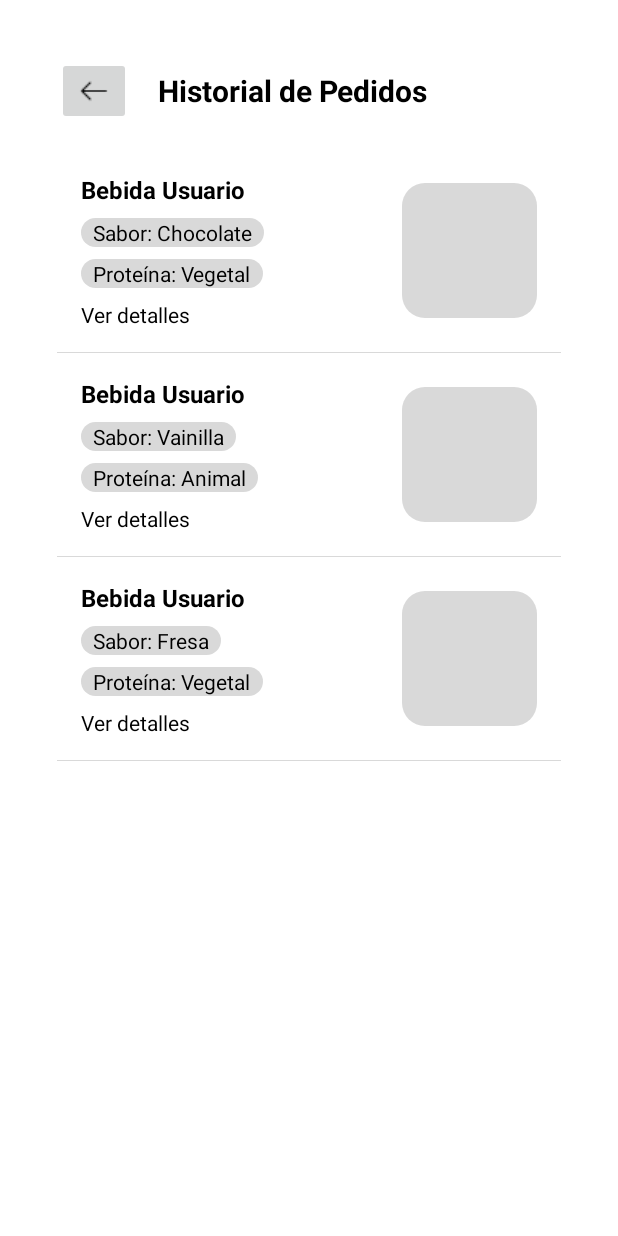
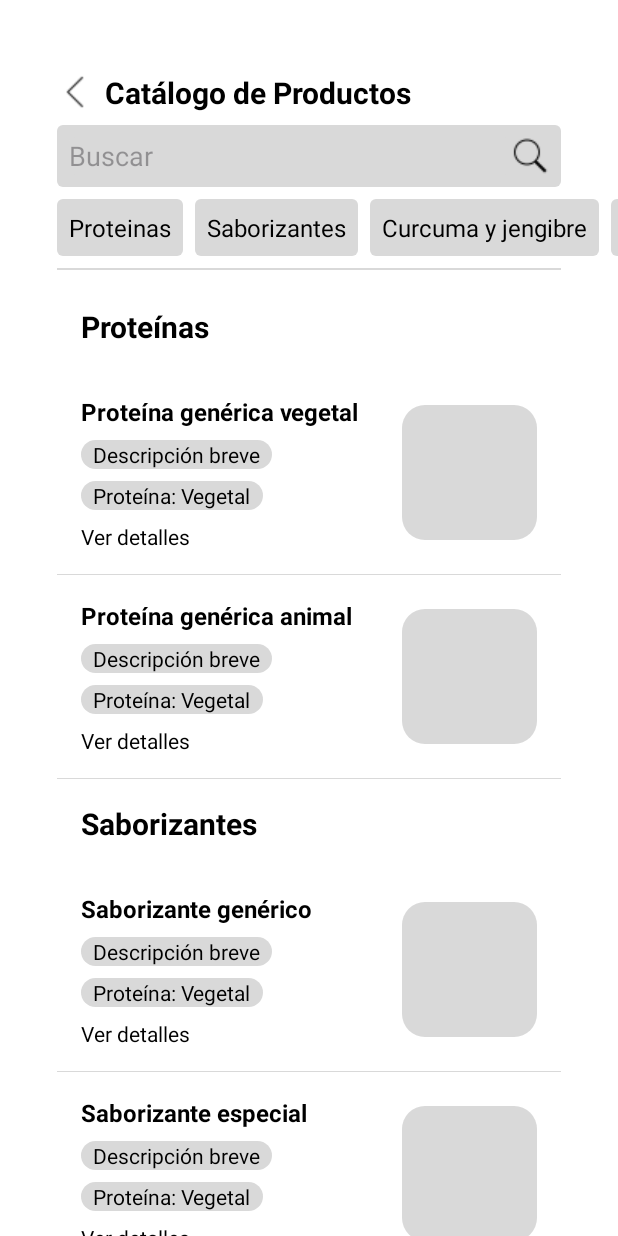
Before and after one commit to saltylettuce700/BoostUp-Celular, an Android app: the screen it shows after launch (historial_activity before the commit, catalogo_producto_activity after it), on a phone screen of 412 x 824 dp. Run offline under Robolectric (Android 15) with nearby library versions, the phone set to English and light mode, and no system bars.

Commit message:
XML catalogo de productos

```diff
--- a/app/build.gradle.kts
+++ b/app/build.gradle.kts
@@ -1,5 +1,6 @@
 plugins {
     alias(libs.plugins.android.application)
+
 }
 
 android {
--- /dev/null
+++ b/app/src/main/java/com/example/user/Activity/catalogo_producto_activity.java
@@ -0,0 +1,128 @@
+package com.example.user.Activity;
+
+import android.os.Bundle;
+import android.view.View;
+import android.widget.HorizontalScrollView;
+import android.widget.LinearLayout;
+import android.widget.TextView;
+
+import androidx.activity.EdgeToEdge;
+import androidx.appcompat.app.AppCompatActivity;
+import androidx.core.graphics.Insets;
+import androidx.core.view.ViewCompat;
+import androidx.core.view.WindowInsetsCompat;
+import androidx.recyclerview.widget.LinearLayoutManager;
+import androidx.recyclerview.widget.RecyclerView;
+
+import com.example.user.Adapter.CatalogAdapter;
+import com.example.user.POJO.CatalogItem;
+import com.example.user.R;
+
+import java.util.ArrayList;
+import java.util.List;
+
+public class catalogo_producto_activity extends AppCompatActivity {
+
+    private RecyclerView recyclerView;
+    private CatalogAdapter adapter;
+    private List<CatalogItem> catalogItems;
+
+    @Override
+    protected void onCreate(Bundle savedInstanceState) {
+        super.onCreate(savedInstanceState);
+        EdgeToEdge.enable(this);
+        setContentView(R.layout.activity_catalogo_producto);
+        ViewCompat.setOnApplyWindowInsetsListener(findViewById(R.id.main), (v, insets) -> {
+            Insets systemBars = insets.getInsets(WindowInsetsCompat.Type.systemBars());
+            v.setPadding(systemBars.left, systemBars.top, systemBars.right, systemBars.bottom);
+            return insets;
+        });
+
+        HorizontalScrollView horizontalScrollView = findViewById(R.id.scroll_opciones);
+        LinearLayout linearLayoutFilter = findViewById(R.id.linearLayoutFilter);
+
+        recyclerView = findViewById(R.id.recyclerViewCatalog);
+        recyclerView.setLayoutManager(new LinearLayoutManager(this));
+
+        // SIMUALCION
+        catalogItems = obtenerProductosSimulados();
+
+        // Configura el adaptador
+        adapter = new CatalogAdapter(this, catalogItems);
+        recyclerView.setAdapter(adapter);
+
+        horizontalScrollView.setOnScrollChangeListener(new View.OnScrollChangeListener() {
+            @Override
+            public void onScrollChange(View v, int scrollX, int scrollY, int oldScrollX, int oldScrollY) {
+                int childWidth = linearLayoutFilter.getMeasuredWidth();
+                int scrollViewWidth = horizontalScrollView.getMeasuredWidth();
+
+                if (scrollX == 0) {
+                    // Si está en el inicio, aplicar padding izquierdo menuda mamamda
+                    horizontalScrollView.setPadding(64, 0, 0, 0);
+                } else if (scrollX + scrollViewWidth >= childWidth) {
+                    // Si está al final, aplicar padding derecho
+                    horizontalScrollView.setPadding(0, 0, 54, 0);
+                } else {
+                    // Mientras se desplaza, quitar padding adicional
+                    horizontalScrollView.setPadding(0, 0, 0, 0);
+                }
+            }
+        });
+
+        // Variable para almacenar el botón seleccionado (si lo hay)
+        final TextView[] selectedButton = {null};
+
+        for (int i = 0; i < linearLayoutFilter.getChildCount(); i++) {
+            View child = linearLayoutFilter.getChildAt(i);
+            if (child instanceof TextView) {
+                TextView button = (TextView) child;
+
+
+                button.setOnClickListener(v -> {
+                    if (button.isSelected()) {
+                        // Situación 1: El botón ya está activo, lo desactiva
+                        button.setSelected(false);
+                        button.setBackgroundResource(R.drawable.et_holder_gray_rectangle); // Fondo desactivado
+                        button.setTextColor(getResources().getColor(R.color.black));
+                        selectedButton[0] = null; // Ningún botón está seleccionado
+                    } else {
+                        // Situación 2: Activar el botón clickeaado y desactivar el anterior
+                        if (selectedButton[0] != null) {
+                            // Desactiva el botón anteriormente seleccionado
+                            selectedButton[0].setSelected(false);
+                            selectedButton[0].setBackgroundResource(R.drawable.et_holder_gray_rectangle);
+                            selectedButton[0].setTextColor(getResources().getColor(R.color.black));
+                        }
+
+                        // Activa el botón actual
+                        button.setSelected(true);
+                        button.setBackgroundResource(R.drawable.et_holder_selected_rectangle); // Fondo activado
+                        selectedButton[0] = button; // Actualiza el botón seleccionado
+                    }
+                });
+            }
+        }
+    }
+
+    private List<CatalogItem> obtenerProductosSimulados() {
+        List<CatalogItem> items = new ArrayList<>();
+
+        // Categoría: Proteínas
+        items.add(new CatalogItem(CatalogItem.TYPE_CATEGORY, "Proteínas", null));
+        items.add(new CatalogItem(CatalogItem.TYPE_PRODUCT, "Proteína genérica vegetal", "Descripción breve"));
+        items.add(new CatalogItem(CatalogItem.TYPE_PRODUCT, "Proteína genérica animal", "Descripción breve"));
+
+        // Categoría: Saborizantes
+        items.add(new CatalogItem(CatalogItem.TYPE_CATEGORY, "Saborizantes", null));
+        items.add(new CatalogItem(CatalogItem.TYPE_PRODUCT, "Saborizante genérico", "Descripción breve"));
+        items.add(new CatalogItem(CatalogItem.TYPE_PRODUCT, "Saborizante especial", "Descripción breve"));
+
+        // Categoría: Cúrcuma y Jengibre
+        items.add(new CatalogItem(CatalogItem.TYPE_CATEGORY, "Cúrcuma y Jengibre", null));
+        items.add(new CatalogItem(CatalogItem.TYPE_PRODUCT, "Cúrcuma genérica", "Descripción breve"));
+        items.add(new CatalogItem(CatalogItem.TYPE_PRODUCT, "Jengibre genérico", "Descripción breve"));
+
+        return items;
+    }
+}
--- /dev/null
+++ b/app/src/main/java/com/example/user/Adapter/CatalogAdapter.java
@@ -0,0 +1,85 @@
+package com.example.user.Adapter;
+
+import android.content.Context;
+import android.view.LayoutInflater;
+import android.view.View;
+import android.view.ViewGroup;
+import android.widget.ImageView;
+import android.widget.TextView;
+
+import androidx.annotation.NonNull;
+import androidx.recyclerview.widget.RecyclerView;
+
+import com.example.user.POJO.CatalogItem;
+import com.example.user.R;
+
+import java.util.List;
+
+
+public class CatalogAdapter extends RecyclerView.Adapter<RecyclerView.ViewHolder>{
+
+    private Context context;
+    private List<CatalogItem> items;
+
+    public CatalogAdapter(Context context, List<CatalogItem> items) {
+        this.context = context;
+        this.items = items;
+    }
+
+    public int getItemViewType(int position) {
+        return items.get(position).getType();
+    }
+
+    @NonNull
+    @Override
+    public RecyclerView.ViewHolder onCreateViewHolder(@NonNull ViewGroup parent, int viewType) {
+        if (viewType == CatalogItem.TYPE_CATEGORY) {
+            View view = LayoutInflater.from(context).inflate(R.layout.item_category_header, parent, false);
+            return new CategoryViewHolder(view);
+        } else {
+            View view = LayoutInflater.from(context).inflate(R.layout.item_producto, parent, false);
+            return new ProductViewHolder(view);
+        }
+    }
+
+    @Override
+    public void onBindViewHolder(@NonNull RecyclerView.ViewHolder holder, int position) {
+        CatalogItem item = items.get(position);
+
+        if (holder instanceof CategoryViewHolder) {
+            ((CategoryViewHolder) holder).categoryTitle.setText(item.getTitle());
+        } else if (holder instanceof ProductViewHolder) {
+            ProductViewHolder productHolder = (ProductViewHolder) holder;
+            productHolder.productName.setText(item.getTitle());
+            productHolder.productDescription.setText(item.getDescription());
+            //Glide.with(context).load(item.getImageUrl()).into(productHolder.productImage);
+        }
+    }
+
+    @Override
+    public int getItemCount() {
+        return items.size();
+    }
+
+    static class CategoryViewHolder extends RecyclerView.ViewHolder {
+        TextView categoryTitle;
+
+        public CategoryViewHolder(@NonNull View itemView) {
+            super(itemView);
+            categoryTitle = itemView.findViewById(R.id.tvCategoryTitle);
+        }
+    }
+
+    static class ProductViewHolder extends RecyclerView.ViewHolder {
+        TextView productName, productDescription;
+        //ImageView productImage;
+
+        public ProductViewHolder(@NonNull View itemView) {
+            super(itemView);
+            productName = itemView.findViewById(R.id.tvNombreProducto);
+            productDescription = itemView.findViewById(R.id.tvDescripcionProducto);
+            //productImage = itemView.findViewById(R.id.imgProducto);
+        }
+    }
+
+}
--- /dev/null
+++ b/app/src/main/java/com/example/user/POJO/CatalogItem.java
@@ -0,0 +1,36 @@
+package com.example.user.POJO;
+
+public class CatalogItem {
+
+    public static final int TYPE_CATEGORY = 0;
+    public static final int TYPE_PRODUCT = 1;
+
+    private int type;
+    private String title; // Nombre del producto o encabezado de la categoría
+    private String description; // Solo para productos
+    //private String imageUrl; // Solo para productos
+
+
+    public CatalogItem(int type, String title, String description) {
+        this.type = type;
+        this.title = title;
+        this.description = description;
+        //this.imageUrl = imageUrl;
+    }
+
+    public int getType() {
+        return type;
+    }
+
+    public String getTitle() {
+        return title;
+    }
+
+    public String getDescription() {
+        return description;
+    }
+
+    /*public String getImageUrl() {
+        return imageUrl;
+    }*/
+}
--- /dev/null
+++ b/app/src/main/res/drawable/et_holder_selected_rectangle.xml
@@ -0,0 +1,8 @@
+<?xml version="1.0" encoding="utf-8"?>
+<shape xmlns:android="http://schemas.android.com/apk/res/android">
+    <solid android:color="#D9D9D9" /> <!-- Color de fondo del rectángulo -->
+    <corners android:radius="4dp" /> <!-- Redondeo de las esquinas -->
+    <stroke
+        android:width="2dp"
+        android:color="@color/orange" /> <!-- Sin borde -->
+</shape>
--- /dev/null
+++ b/app/src/main/res/layout/activity_catalogo_producto.xml
@@ -0,0 +1,207 @@
+<?xml version="1.0" encoding="utf-8"?>
+<LinearLayout xmlns:android="http://schemas.android.com/apk/res/android"
+    xmlns:app="http://schemas.android.com/apk/res-auto"
+    android:id="@+id/main"
+    android:layout_width="match_parent"
+    android:layout_height="match_parent"
+    android:orientation="vertical"
+    android:background="@color/white">
+
+    <!-- Encabezado de la pantalla -->
+    <LinearLayout
+        android:layout_width="match_parent"
+        android:layout_height="wrap_content"
+        android:orientation="vertical"
+        android:paddingLeft="38dp"
+        android:paddingTop="48dp"
+        android:paddingRight="38dp">
+
+        <LinearLayout
+            android:layout_width="match_parent"
+            android:layout_height="wrap_content"
+            android:gravity="center_vertical"
+            android:orientation="horizontal"
+            android:paddingBottom="8dp"
+            >
+
+            <!-- Botón de retroceso -->
+            <ImageView
+                android:id="@+id/btnBack"
+                android:layout_width="24dp"
+                android:layout_height="24dp"
+                android:layout_marginEnd="8dp"
+                android:contentDescription="Regresar"
+                android:src="@drawable/back_icon" />
+
+            <!-- Título del catálogo -->
+            <TextView
+                android:id="@+id/tvTitulo"
+                android:layout_width="wrap_content"
+                android:layout_height="wrap_content"
+                android:layout_weight="1"
+                android:text="Catálogo de Productos"
+                android:textColor="@color/black"
+                android:textSize="20sp"
+                android:textStyle="bold" />
+
+
+        </LinearLayout>
+
+        <!-- Filtro de productos (opcional) -->
+        <LinearLayout
+            android:layout_width="match_parent"
+            android:layout_height="wrap_content"
+            android:background="@drawable/et_holder_gray_rectangle"
+            android:orientation="horizontal"
+            android:padding="8dp">
+
+            <EditText
+                android:id="@+id/ET_search"
+                android:layout_width="wrap_content"
+                android:layout_height="match_parent"
+                android:layout_weight="1"
+                android:background="@drawable/et_holder_gray_rectangle"
+                android:ems="10"
+                android:hint="Buscar"
+                android:inputType="text"
+                />
+
+            <!-- Botón de búsqueda -->
+            <ImageView
+                android:id="@+id/btnSearch"
+                android:layout_width="wrap_content"
+                android:layout_height="wrap_content"
+                android:layout_gravity="center"
+                android:contentDescription="Buscar"
+                android:src="@drawable/search_icon"
+                android:clickable="true"/>
+
+        </LinearLayout>
+
+    </LinearLayout>
+
+    <LinearLayout
+        android:layout_width="match_parent"
+        android:layout_height="wrap_content"
+        android:orientation="vertical"
+        >
+
+        <HorizontalScrollView
+            android:id="@+id/scroll_opciones"
+            android:layout_width="match_parent"
+            android:layout_height="wrap_content"
+            android:layout_marginTop="8dp"
+            android:paddingLeft="38dp"
+
+            android:scrollbars="none">
+
+            <LinearLayout
+                android:id="@+id/linearLayoutFilter"
+                android:layout_width="wrap_content"
+                android:layout_height="wrap_content"
+                android:orientation="horizontal">
+
+                <TextView
+                    android:id="@+id/btn_proteinas"
+                    android:layout_width="match_parent"
+                    android:layout_height="match_parent"
+                    android:layout_marginEnd="8dp"
+                    android:layout_weight="1"
+                    android:background="@drawable/et_holder_gray_rectangle"
+                    android:clickable="true"
+                    android:padding="8dp"
+                    android:text="Proteinas"
+                    android:textColor="@color/black"
+                    android:textSize="16sp" />
+
+                <TextView
+                    android:id="@+id/btn_saborizante"
+                    android:layout_width="match_parent"
+                    android:layout_height="match_parent"
+                    android:layout_marginEnd="8dp"
+                    android:layout_weight="1"
+                    android:background="@drawable/et_holder_gray_rectangle"
+                    android:clickable="true"
+                    android:padding="8dp"
+                    android:text="Saborizantes"
+                    android:textColor="@color/black"
+                    android:textSize="16sp" />
+
+                <TextView
+                    android:id="@+id/btn_curcuma"
+                    android:layout_width="match_parent"
+                    android:layout_height="match_parent"
+                    android:layout_marginEnd="8dp"
+                    android:layout_weight="1"
+                    android:background="@drawable/et_holder_gray_rectangle"
+                    android:clickable="true"
+                    android:padding="8dp"
+                    android:text="Curcuma y jengibre"
+                    android:textColor="@color/black"
+                    android:textSize="16sp" />
+
+                <TextView
+                    android:id="@+id/btn_animal"
+                    android:layout_width="match_parent"
+                    android:layout_height="match_parent"
+                    android:layout_marginEnd="8dp"
+                    android:layout_weight="1"
+                    android:background="@drawable/et_holder_gray_rectangle"
+                    android:clickable="true"
+                    android:padding="8dp"
+                    android:text="Origen animal"
+                    android:textColor="@color/black"
+                    android:textSize="16sp" />
+
+                <TextView
+                    android:id="@+id/btn_vegetal"
+                    android:layout_width="match_parent"
+                    android:layout_height="match_parent"
+                    android:layout_marginEnd="8dp"
+                    android:layout_weight="1"
+                    android:background="@drawable/et_holder_gray_rectangle"
+                    android:clickable="true"
+                    android:padding="8dp"
+                    android:paddingRight="38dp"
+                    android:text="Origen vegetal"
+                    android:textColor="@color/black"
+                    android:textSize="16sp" />
+
+
+            </LinearLayout>
+        </HorizontalScrollView>
+
+
+    </LinearLayout>
+
+
+
+
+    <LinearLayout
+        android:layout_width="match_parent"
+        android:layout_height="wrap_content"
+        android:orientation="vertical"
+        android:paddingLeft="38dp"
+        android:paddingRight="38dp">
+        <!-- Divider (opcional para separar filtros del contenido) -->
+        <View
+            android:layout_width="match_parent"
+            android:layout_height="1dp"
+            android:layout_marginTop="8dp"
+            android:background="@color/base_gray" />
+
+        <!-- RecyclerView para mostrar las categorías y productos -->
+        <androidx.recyclerview.widget.RecyclerView
+            android:id="@+id/recyclerViewCatalog"
+            android:layout_width="match_parent"
+            android:layout_height="match_parent"
+            android:layout_marginTop="8dp"
+            android:clipToPadding="false"
+            android:paddingBottom="8dp"
+            app:layoutManager="androidx.recyclerview.widget.LinearLayoutManager" />
+
+
+    </LinearLayout>
+
+
+    </LinearLayout>
--- a/app/src/main/res/layout/activity_registro_medidas.xml
+++ b/app/src/main/res/layout/activity_registro_medidas.xml
@@ -99,8 +99,8 @@
             android:layout_height="wrap_content"
             android:paddingTop="4dp"
             android:paddingBottom="8dp"
-            android:text="Edad"
-            android:textSize="16sp"/>
+            android:text="Fecha de nacimiento"
+            android:textSize="16sp" />
 
         <LinearLayout
             android:layout_width="match_parent"
--- /dev/null
+++ b/app/src/main/res/layout/item_category_header.xml
@@ -0,0 +1,17 @@
+<?xml version="1.0" encoding="utf-8"?>
+<LinearLayout xmlns:android="http://schemas.android.com/apk/res/android"
+    android:layout_width="match_parent"
+    android:layout_height="wrap_content"
+    android:orientation="vertical">
+
+    <TextView
+        android:id="@+id/tvCategoryTitle"
+        android:layout_width="match_parent"
+        android:layout_height="wrap_content"
+        android:padding="16dp"
+        android:text="Categoría"
+        android:textColor="@color/black"
+        android:textSize="20sp"
+        android:textStyle="bold" />
+
+</LinearLayout>
--- /dev/null
+++ b/app/src/main/res/layout/item_producto.xml
@@ -0,0 +1,66 @@
+<?xml version="1.0" encoding="utf-8"?>
+<LinearLayout xmlns:android="http://schemas.android.com/apk/res/android"
+    android:layout_width="match_parent"
+    android:layout_height="wrap_content"
+    android:orientation="horizontal"
+    android:padding="16dp"
+
+    android:background="@drawable/white_btn_holder">
+
+    <LinearLayout
+        android:layout_width="0dp"
+        android:layout_height="wrap_content"
+        android:layout_weight="1"
+        android:orientation="vertical"
+        >
+
+        <TextView
+            android:id="@+id/tvNombreProducto"
+            android:layout_width="wrap_content"
+            android:layout_height="wrap_content"
+            android:text="Nombre producto"
+            android:textColor="@color/black"
+            android:textSize="16sp"
+            android:textStyle="bold" />
+
+        <TextView
+            android:id="@+id/tvDescripcionProducto"
+            android:layout_width="wrap_content"
+            android:layout_height="wrap_content"
+            android:background="@drawable/btn_holder_gray"
+            android:paddingLeft="8dp"
+            android:paddingRight="8dp"
+            android:text="Descripción"
+            android:textColor="@color/black"
+            android:textSize="14sp"
+            android:layout_marginTop="8dp"/>
+
+        <TextView
+            android:id="@+id/tvProteina"
+            android:layout_width="wrap_content"
+            android:layout_height="wrap_content"
+            android:background="@drawable/btn_holder_gray"
+            android:paddingLeft="8dp"
+            android:paddingRight="8dp"
+            android:text="Proteína: Vegetal"
+            android:textColor="@color/black"
+            android:textSize="14sp"
+            android:layout_marginTop="8dp"/>
+
+        <TextView
+            android:id="@+id/tvVerDetalles"
+            android:layout_width="wrap_content"
+            android:layout_height="wrap_content"
+            android:layout_marginTop="8dp"
+            android:text="Ver detalles"
+            android:textColor="@color/black"
+            android:textSize="14sp" />
+    </LinearLayout>
+
+    <ImageView
+        android:id="@+id/imgProducto"
+        android:layout_width="90dp"
+        android:layout_height="90dp"
+        android:layout_gravity="center"
+        android:background="@drawable/btn_holder_gray" />
+</LinearLayout>
```
Also changed, not shown: app/src/main/AndroidManifest.xml (+9 -6 lines), app/src/main/res/drawable/search_icon.png (added).
